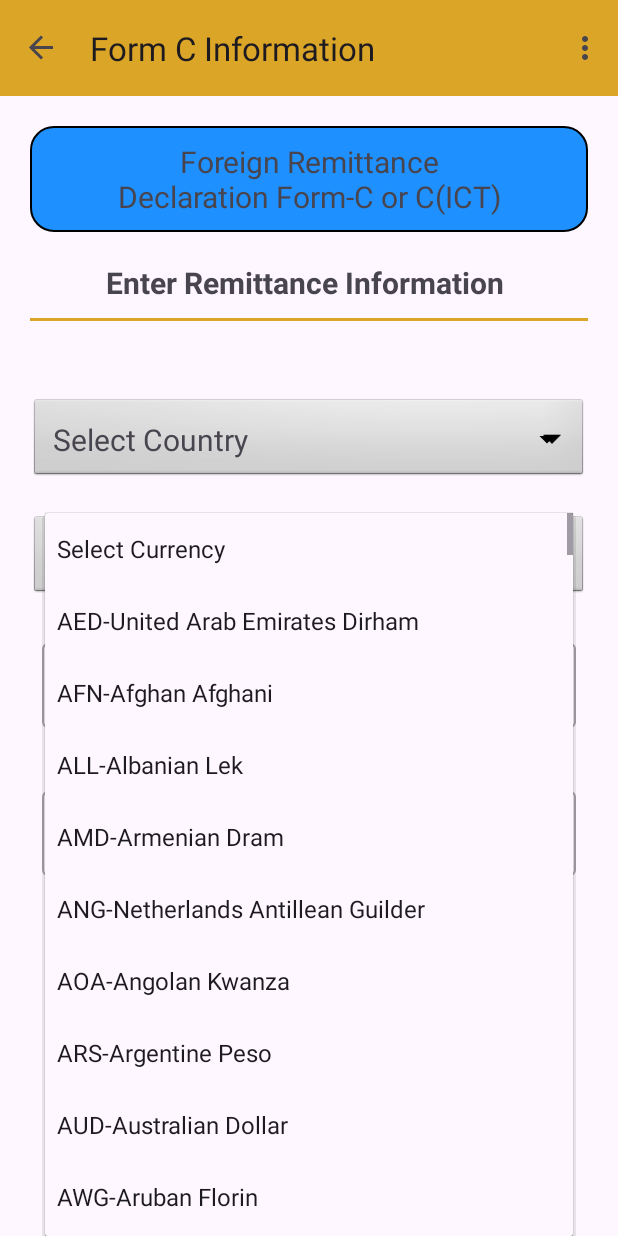
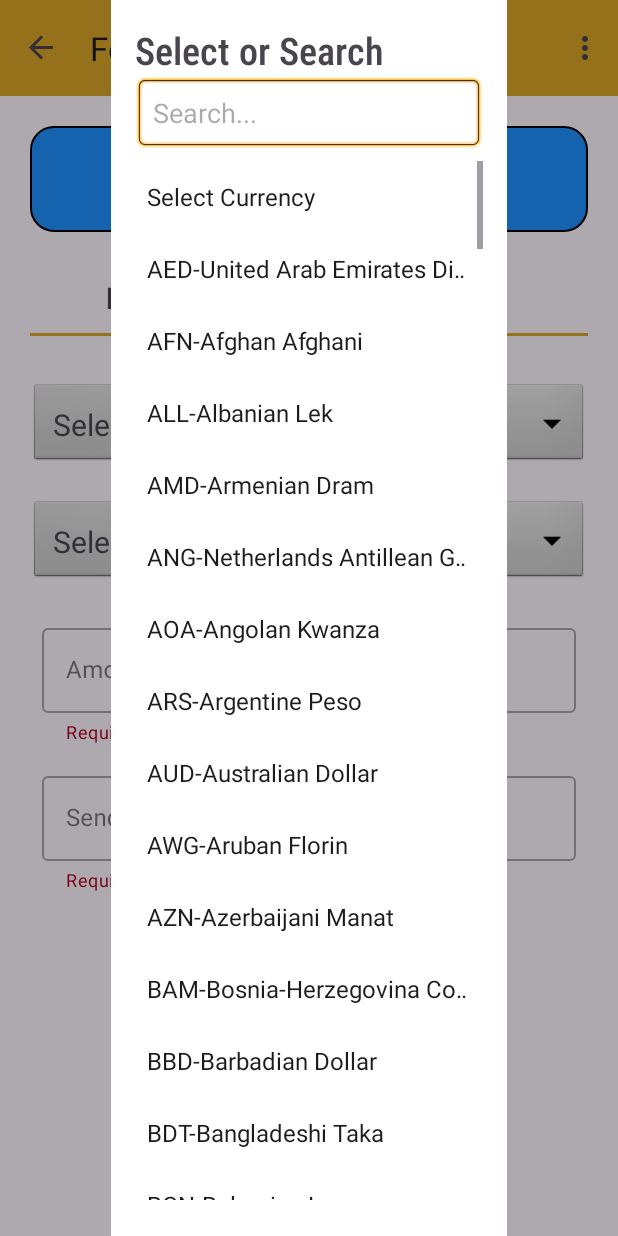
Before and after one commit to palashcse2k8/AndroidBasics, an Android app: the FormCFragment screen opened through its navigation route, after a tap on "Select Currency", on a phone screen of 412 x 824 dp. Run offline under Robolectric (Android 15) with nearby library versions, the phone set to English and light mode, and no system bars; our stand-ins replace navigation-ui.

```diff
--- a/app/src/main/java/com/example/androidbasics/FormC/FormCFragment.java
+++ b/app/src/main/java/com/example/androidbasics/FormC/FormCFragment.java
@@ -1,17 +1,20 @@
 package com.example.androidbasics.FormC;
 
 import android.app.Dialog;
+import android.content.Context;
 import android.graphics.Color;
 import android.graphics.drawable.ColorDrawable;
 import android.os.Bundle;
 import android.text.Editable;
 import android.text.TextWatcher;
+import android.util.Log;
 import android.view.LayoutInflater;
 import android.view.View;
 import android.view.ViewGroup;
 import android.widget.ArrayAdapter;
 import android.widget.EditText;
 import android.widget.ListView;
+import android.widget.TextView;
 import android.widget.Toast;
 
 import androidx.annotation.NonNull;
@@ -70,33 +73,36 @@ public class FormCFragment extends Fragment {
                 updateViewModel();
                 NavHostFragment.findNavController(FormCFragment.this).navigate(R.id.action_form_c_continue);
             } else {
-                Toast toast = Toast.makeText(getContext(), "Please Select All the Fields.", Toast.LENGTH_SHORT);
+                Toast toast = Toast.makeText(getContext(), "Please fix the error to continue!", Toast.LENGTH_SHORT);
                 toast.getView().setBackgroundColor(Color.RED);
                 toast.show();
             }
         });
 
-        binding.senderName.getText().toString();
     }
 
     private void updateViewModel() {
         viewModel.setName(binding.senderName.getText().toString());
         viewModel.setAmount(binding.amount.getText().toString());
         viewModel.setCountryName(binding.spinnerCountry.getText().toString());
-        viewModel.setCurrencyName(binding.spinnerCurrency.getSelectedItem().toString());
+        viewModel.setCurrencyName(binding.spinnerCurrency.getText().toString());
     }
 
     private void nameInputTextOnFocusListener() {
-        binding.formCNameContainer.setOnFocusChangeListener((v, hasFocus) -> {
+        Log.d("", "nameInputTextOnFocusListener");
+        binding.senderName.setOnFocusChangeListener((v, hasFocus) -> {
             if (!hasFocus) {
+                Log.d("", "Focus changed");
                 binding.formCNameContainer.setHelperText(validateName());
             }
         });
     }
 
     private void amountInputTextOnFocusListener() {
-        binding.formCAmountContainer.setOnFocusChangeListener((v, hasFocus) -> {
+        binding.amount.setOnFocusChangeListener((v, hasFocus) -> {
+            Log.d("", "amountInputTextOnFocusListener");
             if (!hasFocus) {
+                Log.d("", "Focus changed");
                 binding.formCAmountContainer.setHelperText(validateAmount());
             }
         });
@@ -112,6 +118,8 @@ public class FormCFragment extends Fragment {
     public boolean isValid() {
         binding.formCNameContainer.setHelperText(validateName());
         binding.formCAmountContainer.setHelperText(validateAmount());
+        binding.spinnerCountry.setError(validateCountry());
+        binding.spinnerCurrency.setError(validateCurrency());
         return validateName() == null && validateAmount() == null && validateCountry() == null && validateCurrency() == null;
     }
 
@@ -152,7 +160,7 @@ public class FormCFragment extends Fragment {
     }
 
     private String validateCurrency() {
-        String countryName = binding.spinnerCurrency.getSelectedItem().toString();
+        String countryName = binding.spinnerCurrency.getText().toString();
         if (countryName.equals("Select Currency")) {
             return "Please select currency!";
         }
@@ -161,6 +169,70 @@ public class FormCFragment extends Fragment {
         }
 
         return null;
+    }
+
+    public class SearchableDropdown implements View.OnClickListener {
+        List<String> adapterList;
+
+        Context context;
+
+        TextView myTextView;
+
+        Dialog dialog;
+        SearchableDropdown(Context context, View view, List<String> list) {
+            this.adapterList = list;
+            this.context = context;
+            myTextView = (TextView) view;
+        }
+        public void init() {
+            dialog = new Dialog(this.context);
+            //set  (our custom layout for dialog)
+            dialog.setContentView(R.layout.layout_searchable_spinner);
+
+            //set transparent background
+            dialog.getWindow().setBackgroundDrawable(new ColorDrawable(Color.WHITE));
+            //show dialog
+            dialog.show();
+
+            //initialize and assign variable
+            EditText editText = dialog.findViewById(R.id.editText_of_searchableSpinner);
+            ListView listView = dialog.findViewById(R.id.listView_of_searchableSpinner);
+            //array adapter
+            ArrayAdapter<String> arrayAdapter = new ArrayAdapter<>(this.context,
+                    androidx.appcompat.R.layout.support_simple_spinner_dropdown_item, this.adapterList);
+            listView.setAdapter(arrayAdapter);
+            //Text-watcher for change data after every text type by user
+            editText.addTextChangedListener(new TextWatcher() {
+                @Override
+                public void beforeTextChanged(CharSequence charSequence, int i, int i1, int i2) {
+                }
+
+                @Override
+                public void onTextChanged(CharSequence charSequence, int i, int i1, int i2) {
+                    //filter arraylist
+                    arrayAdapter.getFilter().filter(charSequence);
+                }
+
+                @Override
+                public void afterTextChanged(Editable editable) {
+                }
+            });
+
+            // listview onitem click listener
+            listView.setOnItemClickListener((adapterView, view1, i, l) -> {
+
+                myTextView.setText(arrayAdapter.getItem(i));
+//                binding.spinnerCountry.setText(arrayAdapter.getItem(i));
+//                        Toast.makeText(getContext(), "Selected:" + arrayAdapter.getItem(i), Toast.LENGTH_SHORT).show();
+                //dismiss dialog after choose
+                dialog.dismiss();
+            });
+        }
+
+        @Override
+        public void onClick(View v) {
+            init();
+        }
     }
 
     public void init() {
@@ -212,7 +284,9 @@ public class FormCFragment extends Fragment {
                         dialog.dismiss();
                     });
                 });
-        binding.spinnerCurrency.setAdapter(currencyAdaptor);
+        binding.spinnerCurrency.setOnClickListener(
+                    new SearchableDropdown(getContext(), binding.spinnerCurrency, getCurrencyList())
+        );
     }
 
     public List<String> getCountryList() {
--- a/app/src/main/java/com/example/androidbasics/imagecropper/CropImage.java
+++ b/app/src/main/java/com/example/androidbasics/imagecropper/CropImage.java
@@ -269,7 +269,7 @@ public final class CropImage {
       @NonNull PackageManager packageManager, String action, boolean includeDocuments) {
     List<Intent> intents = new ArrayList<>();
     Intent galleryIntent =
-        action == Intent.ACTION_GET_CONTENT
+            action.equals(Intent.ACTION_GET_CONTENT)
             ? new Intent(action)
             : new Intent(action, MediaStore.Images.Media.EXTERNAL_CONTENT_URI);
     galleryIntent.setType("image/*");
--- a/app/src/main/java/com/example/androidbasics/psrupload/utils/PDFGenerator.java
+++ b/app/src/main/java/com/example/androidbasics/psrupload/utils/PDFGenerator.java
@@ -60,6 +60,7 @@ public class PDFGenerator {
         } catch (IOException e) {
             e.printStackTrace();
         }
+        bitmap.recycle();
         pdfDocument.close();
     }
 
@@ -105,6 +106,7 @@ public class PDFGenerator {
         } catch (IOException e) {
             e.printStackTrace();
         }
+        bitmap.recycle();
         pdfDocument.close();
     }
 
--- a/app/src/main/java/com/example/androidbasics/psrupload/views/PsrUploadFragment.java
+++ b/app/src/main/java/com/example/androidbasics/psrupload/views/PsrUploadFragment.java
@@ -143,9 +143,12 @@ public class PsrUploadFragment extends Fragment {
     public void setText (String Status) {
         if(Status.equalsIgnoreCase(PSRStatus.Updated.name()) || Status.equalsIgnoreCase(PSRStatus.Submitted.name()) ) {
             binding.labelTaxAssessmentStatus.setText(Status);
-            binding.labelTaxAssessmentStatus.setTextColor(Color.GRAY);
+            binding.labelTaxAssessmentStatus.setTextColor(Color.WHITE);
             binding.btnUpload.setVisibility(View.GONE);
         } else {
+            if(Status.equalsIgnoreCase("NotSubmitted")){
+                Status = "Not Submitted";
+            }
             binding.labelTaxAssessmentStatus.setText(Status);
             binding.labelTaxAssessmentStatus.setTextColor(Color.RED);
             binding.btnUpload.setVisibility(View.VISIBLE);
--- a/app/src/main/res/layout/fragment_form_c.xml
+++ b/app/src/main/res/layout/fragment_form_c.xml
@@ -26,7 +26,7 @@
         <TextView
             android:layout_width="wrap_content"
             android:layout_height="wrap_content"
-            android:layout_marginTop="10dp"
+            android:layout_marginTop="20dp"
             android:layout_gravity="center"
             android:textAlignment="center"
             android:textSize="20sp"
@@ -48,19 +48,20 @@
             android:layout_height="wrap_content"
             android:text="Select Country"
             android:textSize="20sp"
-            android:layout_marginTop="50dp"
+            android:layout_marginTop="30dp"
             android:padding="15dp"
-            android:drawableEnd="@drawable/baseline_arrow_drop_down_24"
             android:background="@android:drawable/btn_dropdown"
             android:spinnerMode="dropdown"/>
 
-        <Spinner
+        <TextView
             android:id="@+id/spinner_currency"
             android:layout_width="match_parent"
             android:layout_height="wrap_content"
             android:layout_marginTop="20dp"
             android:layout_marginBottom="15dp"
-            android:padding="10dp"
+            android:text="Select Currency"
+            android:textSize="20sp"
+            android:padding="15dp"
             android:background="@android:drawable/btn_dropdown"
             android:spinnerMode="dropdown"/>
 
@@ -116,6 +117,6 @@
         android:paddingHorizontal="20dp"
         android:textSize="20sp"
         android:backgroundTint="@color/primaryColor"
-        android:text="CONTINUE >" />
+        android:text="CONTINUE" />
 
 </RelativeLayout>
--- a/app/src/main/res/layout/fragment_psr_scanner.xml
+++ b/app/src/main/res/layout/fragment_psr_scanner.xml
@@ -146,7 +146,7 @@
                 android:layout_width="wrap_content"
                 android:layout_height="wrap_content"
                 android:textSize="20sp"
-                android:paddingHorizontal="100dp"
+                android:paddingHorizontal="50dp"
                 android:text="@string/submit"
                 />
         </LinearLayout>
--- a/app/src/main/res/layout/fragment_psr_upload.xml
+++ b/app/src/main/res/layout/fragment_psr_upload.xml
@@ -153,15 +153,15 @@
             android:layout_height="wrap_content"
             android:layout_marginStart="10dp"
             android:layout_toEndOf="@+id/linearLayout1"
-            android:gravity="start"
+            android:gravity="center"
             android:background="@drawable/rounded_corner_view"
-            android:backgroundTint="#FF9800"
             android:orientation="vertical" >
 
             <TextView
                 android:id="@+id/label_tax_assessment_status"
-                android:layout_width="wrap_content"
+                android:layout_width="match_parent"
                 android:layout_height="wrap_content"
+                android:gravity="center"
                 android:padding="10dp"
                 android:textStyle="bold"
                 android:textSize="20sp"/>
--- a/app/src/main/res/layout/layout_searchable_spinner.xml
+++ b/app/src/main/res/layout/layout_searchable_spinner.xml
@@ -10,7 +10,7 @@
         android:layout_height="wrap_content"
         android:textSize="25sp"
         android:fontFamily="sans-serif-condensed-medium"
-        android:text="Select Country or Search"
+        android:text="Select or Search           "
         />
     <EditText
         android:id="@+id/editText_of_searchableSpinner"
```
Also changed, not shown: app/src/main/java/com/example/androidbasics/psrupload/utils/ImageUtil.java (+21 -1 lines), app/src/main/java/com/example/androidbasics/psrupload/views/PsrScannerFragment.java (+3 -5 lines), app/src/main/res/layout/fragment_psr_merge.xml (+5 -3 lines).
